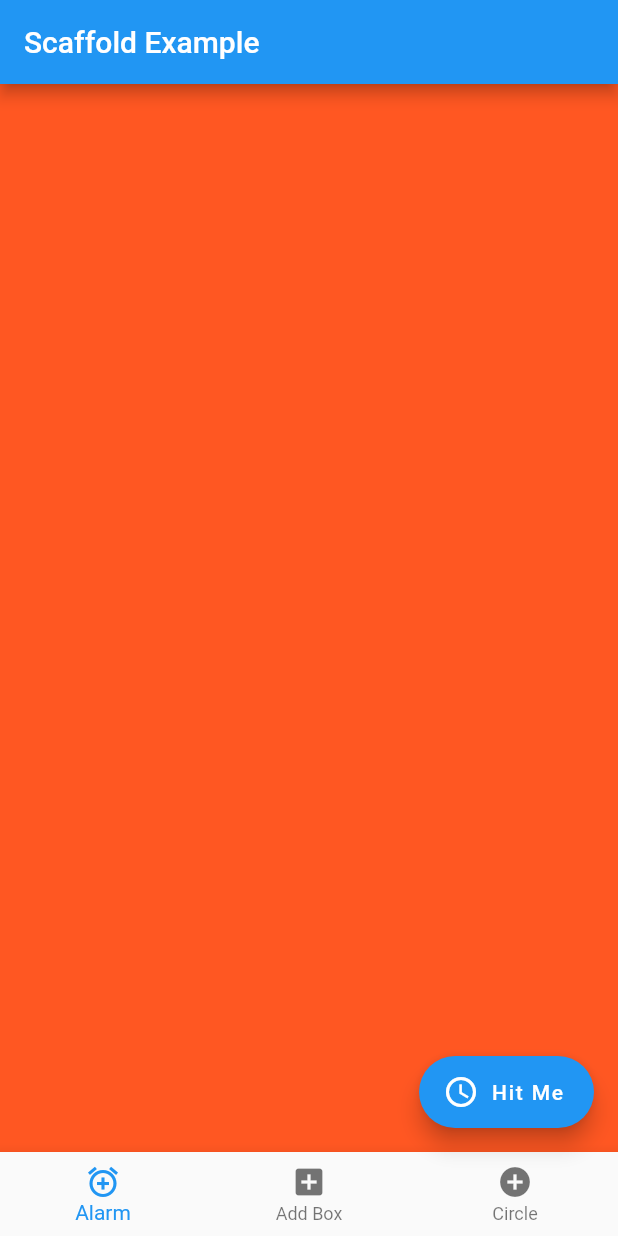
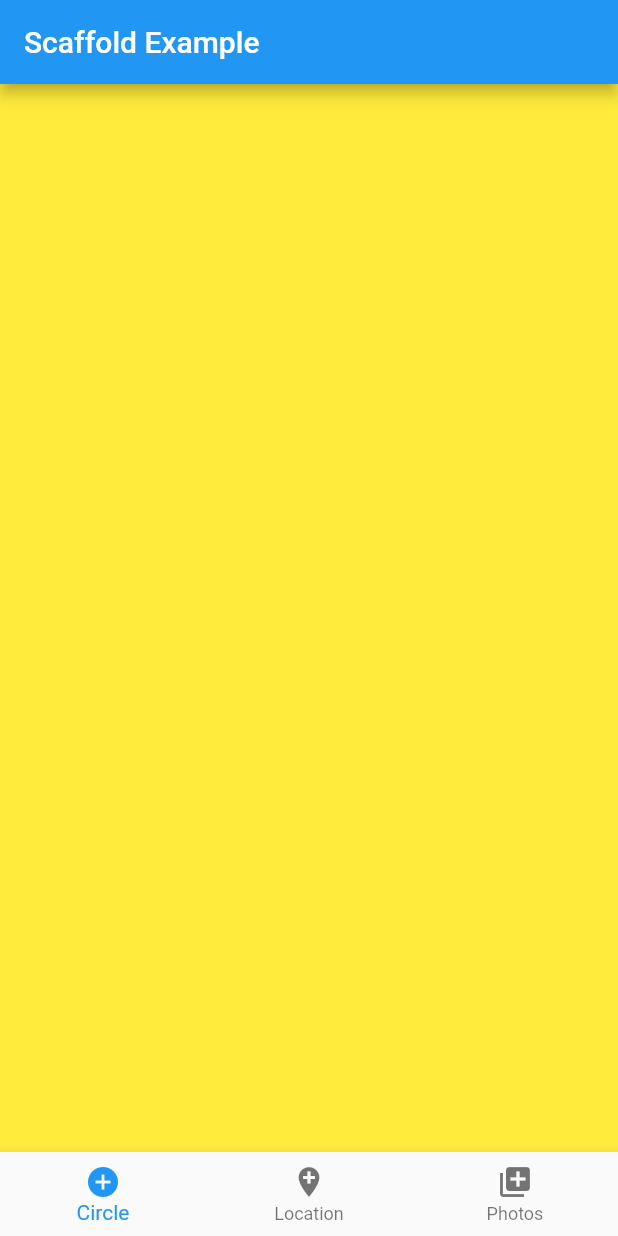
Before and after one commit to MrAnand05/scaffoldEx, a Flutter app: the screen it shows after launch, on a phone screen of 412 x 824 dp. Run offline on Flutter 3.47's test engine with Material 2 defaults, Android fonts, the phone set to English and light mode, and no system bars.

Commit message:
Same thing explaed again

```diff
--- a/lib/Pages/Page1.dart
+++ b/lib/Pages/Page1.dart
@@ -3,6 +3,6 @@ import 'package:flutter/material.dart';
 class Pageone extends StatelessWidget {
   @override
   Widget build(BuildContext context) {
-    return Container();
+    return Container( color: Colors.yellow);
   }
 }
--- a/lib/Pages/Page3.dart
+++ b/lib/Pages/Page3.dart
@@ -9,7 +9,7 @@ class PagethreeState extends State<Pagethree> {
   @override
   Widget build(BuildContext context){
     return Container(
-      color: Colors.yellow,
+      color: Colors.blueAccent,
     );
   }
 }
--- a/lib/main.dart
+++ b/lib/main.dart
@@ -10,13 +10,12 @@ class MyApp extends StatefulWidget{
 }
 
 class MyAppState extends State<MyApp> {
-
   int _currentIndex=0;
-  Widget callPage(int currentIndexP){
-    switch (currentIndexP) {
-      case 0:return Pageone();
-      case 1:return Pagetwo();
-      case 2:return Pagethree();
+  Widget callPage(int currentIndex){
+    switch (currentIndex) {
+      case 0: return Pageone();
+      case 1: return Pagetwo();
+      case 2: return Pagethree();
 
         break;
       default:return Pageone();
@@ -31,15 +30,9 @@ class MyAppState extends State<MyApp> {
           title: Text('Scaffold Example'),
         ),
         body: callPage(_currentIndex),
-        backgroundColor: Colors.deepOrange,
-        floatingActionButton: FloatingActionButton.extended(
-          icon: Icon(Icons.access_time),
-          label: Text('Hit Me'),
-          onPressed: ()=>print('You pressed me'),
-        ),
         bottomNavigationBar: BottomNavigationBar(
           currentIndex: _currentIndex,
-          onTap: (value) {
+          onTap: (value){
             _currentIndex=value;
             setState(() {
 
@@ -47,16 +40,16 @@ class MyAppState extends State<MyApp> {
           },
           items: [
             BottomNavigationBarItem(
-              icon: Icon(Icons.add_alarm),
-              title: Text('Alarm')
+              icon: Icon(Icons.add_circle),
+              title: Text('Circle')
             ),
             BottomNavigationBarItem(
-              icon: Icon(Icons.add_box),
-              title: Text('Add Box')
+              icon: Icon(Icons.add_location),
+              title: Text('Location')
             ),
             BottomNavigationBarItem(
-              icon: Icon(Icons.add_circle),
-              title: Text('Circle')
+              icon: Icon(Icons.add_to_photos),
+              title: Text('Photos')
             )
           ],
         ),
```
